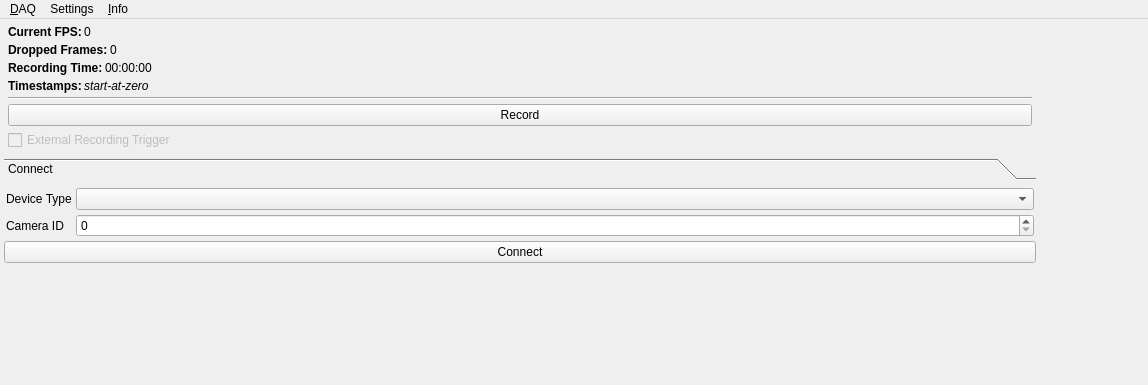
Old version of the form src/mainwindow.ui in the repository bothlab/pomidaq; both pictures show x 0 to 1148 and y 0 to 385 of the 1148 by 968 pixel window.
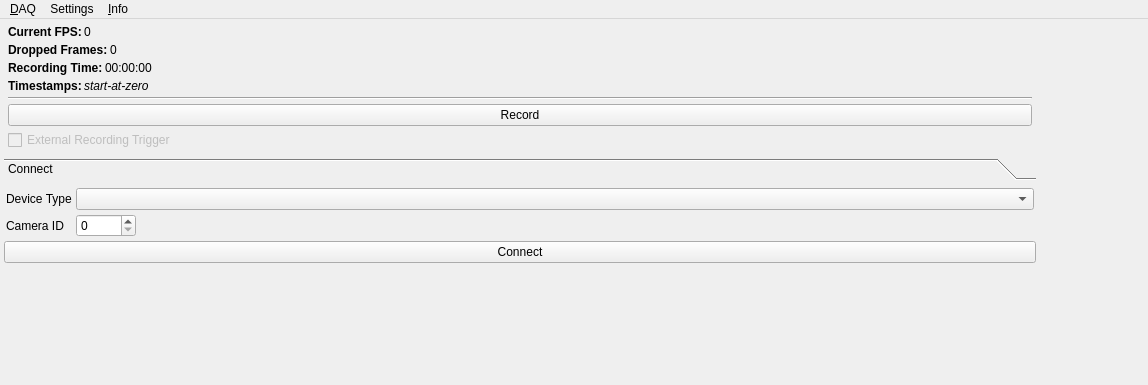
New version of the form. Icons and pictures are not drawn. Custom widgets are drawn as their Qt base class.

Patch:
```diff
--- a/src/mainwindow.ui
+++ b/src/mainwindow.ui
@@ -387,9 +387,6 @@
                 </property>
                </widget>
               </item>
-              <item row="1" column="1">
-               <widget class="QSpinBox" name="sbCamId"/>
-              </item>
               <item row="0" column="0">
                <widget class="QLabel" name="deviceTypeLabel">
                 <property name="text">
@@ -400,6 +397,53 @@
               <item row="0" column="1">
                <widget class="QComboBox" name="deviceTypeComboBox"/>
               </item>
+              <item row="1" column="1">
+               <widget class="QWidget" name="widget_11" native="true">
+                <layout class="QHBoxLayout" name="horizontalLayout_14">
+                 <property name="spacing">
+                  <number>4</number>
+                 </property>
+                 <property name="leftMargin">
+                  <number>0</number>
+                 </property>
+                 <property name="topMargin">
+                  <number>0</number>
+                 </property>
+                 <property name="rightMargin">
+                  <number>0</number>
+                 </property>
+                 <property name="bottomMargin">
+                  <number>0</number>
+                 </property>
+                 <item>
+                  <widget class="QSpinBox" name="sbCamId">
+                   <property name="sizePolicy">
+                    <sizepolicy hsizetype="Maximum" vsizetype="Fixed">
+                     <horstretch>0</horstretch>
+                     <verstretch>0</verstretch>
+                    </sizepolicy>
+                   </property>
+                   <property name="minimumSize">
+                    <size>
+                     <width>60</width>
+                     <height>1</height>
+                    </size>
+                   </property>
+                  </widget>
+                 </item>
+                 <item>
+                  <widget class="ElidedLabel" name="camInfoLabel">
+                   <property name="frameShape">
+                    <enum>QFrame::NoFrame</enum>
+                   </property>
+                   <property name="frameShadow">
+                    <enum>QFrame::Plain</enum>
+                   </property>
+                  </widget>
+                 </item>
+                </layout>
+               </widget>
+              </item>
              </layout>
             </item>
             <item>
```
